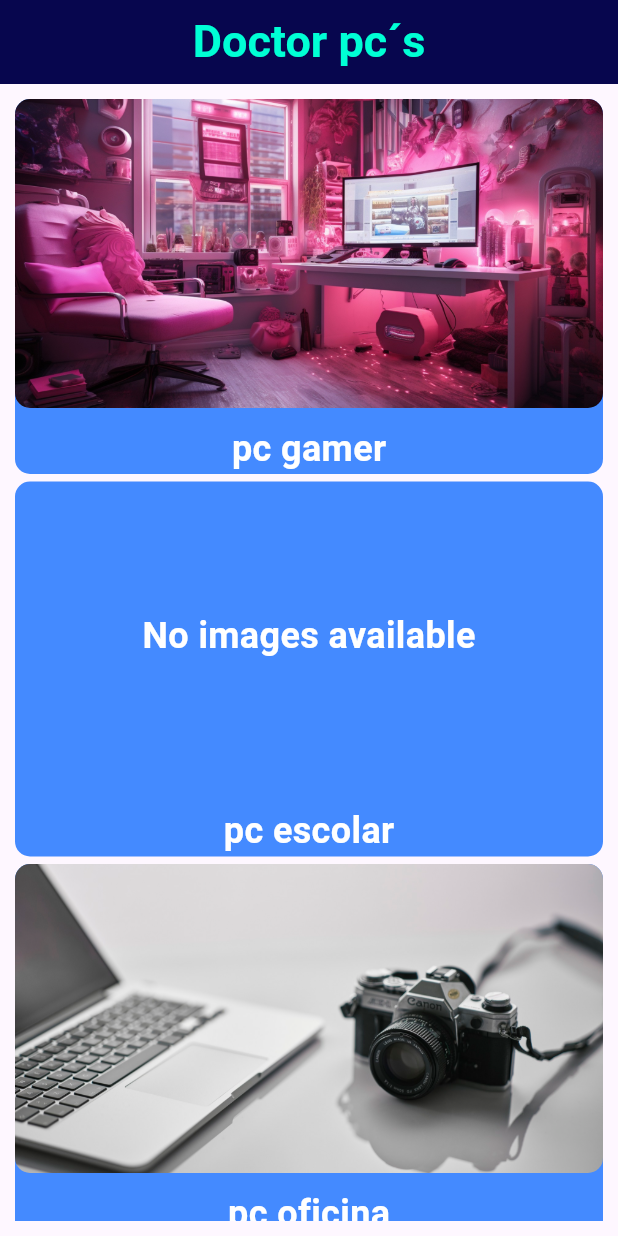
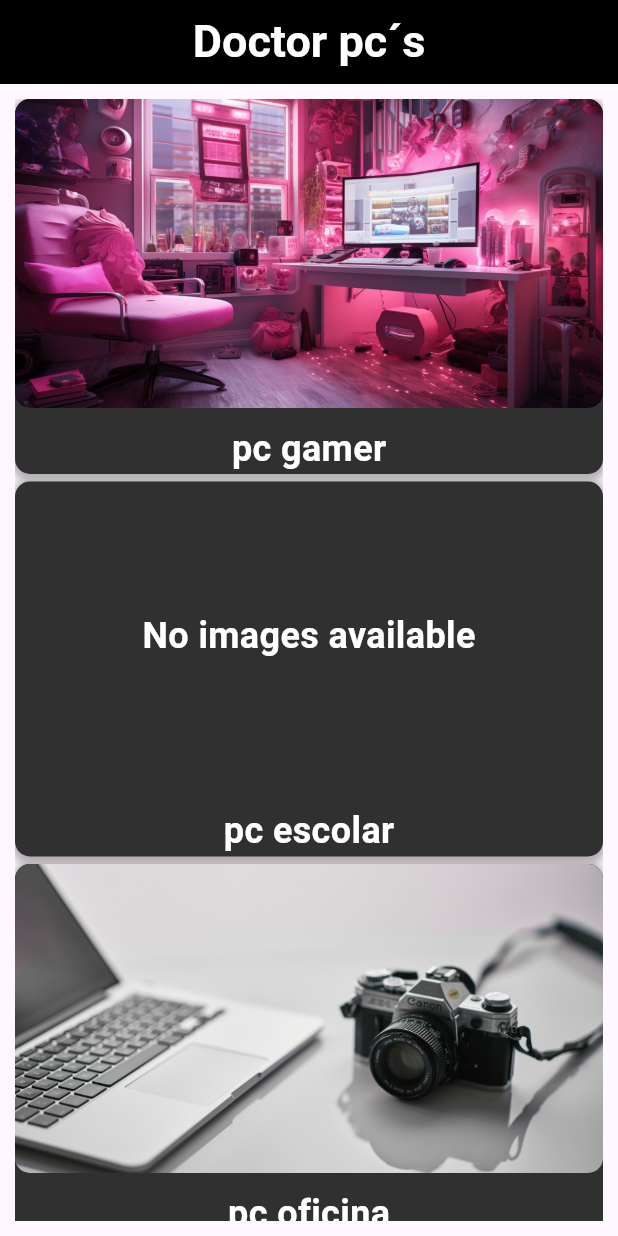
Before and after one commit to MroSls/Proyecto_Movil, a Flutter app: the screen it shows after launch, on a phone screen of 412 x 824 dp. Run offline on Flutter 3.47's test engine with Material 3 defaults, Android fonts, the phone set to English and light mode, and no system bars.

Commit message:
Color de ventanas modificado y PCs armadas mostradas

```diff
--- a/lib/main.dart
+++ b/lib/main.dart
@@ -18,12 +18,11 @@ class MyApp extends StatefulWidget {
 }
 
 class _MyAppState extends State<MyApp> {
-  late Future<List<AssembledPC>> _listAssembledPCs;
 
   @override
   void initState() {
     super.initState();
-    _listAssembledPCs = _getAssembledPCs(); // Inicializar en initState
+// Inicializar en initState
   }
 
   Future<List<AssembledPC>> _getAssembledPCs() async {
--- a/lib/models/assembledPC.dart
+++ b/lib/models/assembledPC.dart
@@ -1,5 +1,3 @@
-import 'package:flutter/material.dart';
-
 class AssembledPC {
   final List<String> urlImage;
   final String namePC;
--- a/lib/pages/buildyourpc.dart
+++ b/lib/pages/buildyourpc.dart
@@ -23,6 +23,7 @@ class _BuildYourPCState extends State<BuildYourPC> {
   // Items disponibles para arrastrar
   final List<Map<String, dynamic>> availableItems = [
     {'name': 'CPU 1', 'price': '200', 'category': 'CPU', 'image': 'assets/images/componenteprueba.png'},
+    {'name': 'CPU 1', 'price': '200', 'category': 'APU', 'image': 'assets/images/componenteprueba.png'},
     {'name': 'CPU 2', 'price': '250', 'category': 'CPU', 'image': 'assets/images/componenteprueba.png'},
     {'name': 'CPU 3', 'price': '500', 'category': 'CPU', 'image': 'assets/images/componenteprueba.png'},
     {'name': 'GPU 1', 'price': '500', 'category': 'GPU', 'image': 'assets/images/componenteprueba.png'},
--- a/lib/pages/home.dart
+++ b/lib/pages/home.dart
@@ -15,18 +15,17 @@ class HomePage extends StatelessWidget {
 
     return Scaffold(
       appBar: AppBar(
-        backgroundColor: const Color.fromARGB(255, 7, 6, 78),
+        backgroundColor: Colors.black,
         title: const Text(
           'Doctor pc´s',
           style: TextStyle(
-            color: Color.fromARGB(255, 0, 255, 213),
+            color: Colors.white,
             fontSize: 30,
             fontWeight: FontWeight.bold,
           ),
         ),
         centerTitle: true,
       ),
-
       body: Padding(
         padding: const EdgeInsets.all(10.0),
         child: ListView.separated(
@@ -44,8 +43,16 @@ class HomePage extends StatelessWidget {
               child: Container(
                 height: 250,
                 decoration: BoxDecoration(
-                  color: Colors.blueAccent,
+                  color: Colors.grey[850], // Fondo oscuro para las tarjetas
                   borderRadius: BorderRadius.circular(10),
+                  boxShadow: [
+                    BoxShadow(
+                      color: Colors.black.withOpacity(0.3),
+                      spreadRadius: 2,
+                      blurRadius: 4,
+                      offset: const Offset(0, 2), // Sombra para mayor contraste
+                    ),
+                  ],
                 ),
                 child: Column(
                   children: [
@@ -64,10 +71,10 @@ class HomePage extends StatelessWidget {
                                 );
                               },
                             )
-                          : Center(
+                          : const Center(
                               child: Text(
                                 'No images available',
-                                style: const TextStyle(
+                                style: TextStyle(
                                   color: Colors.white,
                                   fontSize: 24,
                                   fontWeight: FontWeight.bold,
```
Also changed, not shown: lib/pages/builds.dart (+65 -32 lines), lib/pages/components.dart (+10 -6 lines).
